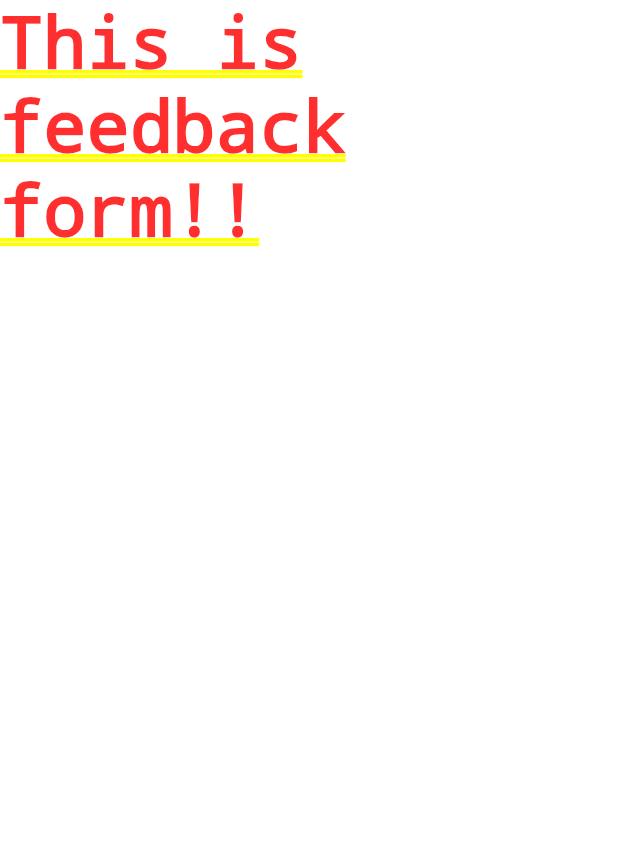
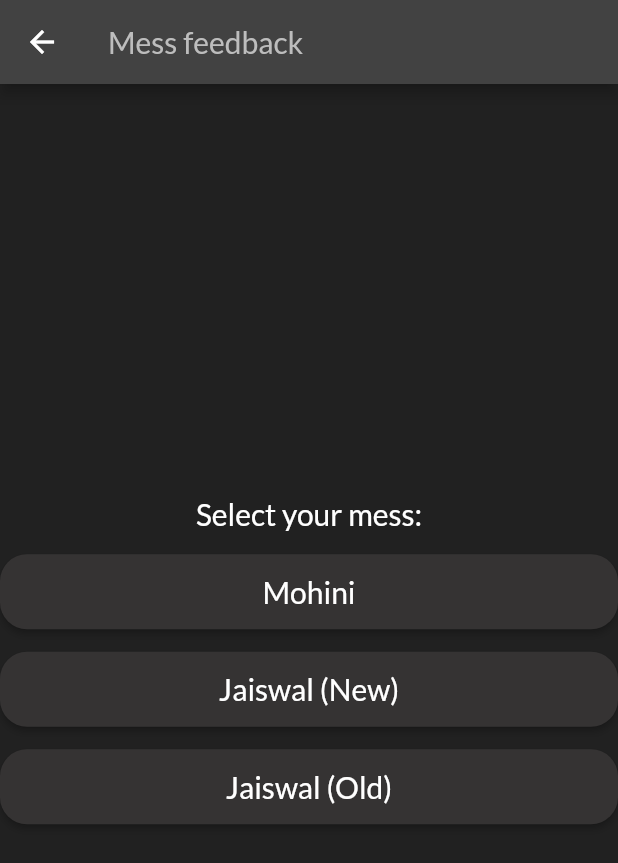
Before and after one commit to Kamalkvaishnav/Flutter-Hackathon-2022, a Flutter app: the screen it shows after launch, after a tap on "Feedback", on a phone screen of 412 x 824 dp. Shown: the top 863 px of the screen. Run offline on Flutter 3.47's test engine with Material 2 defaults, Android fonts, the light colour scheme and no system bars; our stand-ins replace google_fonts; network calls fail.

Commit message:
Added feedback form and selection of mess

```diff
--- a/mess_app/lib/feedbackform.dart
+++ b/mess_app/lib/feedbackform.dart
@@ -1,10 +1,122 @@
 import 'package:flutter/material.dart';
+import 'package:google_fonts/google_fonts.dart';
 
-class FeedbackForm extends StatelessWidget {
+class FeedbackForm extends StatefulWidget {
   const FeedbackForm({Key? key}) : super(key: key);
 
   @override
+  State<FeedbackForm> createState() => _FeedbackFormState();
+}
+
+class _FeedbackFormState extends State<FeedbackForm> {
+  @override
   Widget build(BuildContext context) {
-    return const Text("This is feedback form!!");
+    return Scaffold(
+      backgroundColor: Colors.grey[900],
+      appBar: AppBar(
+        title: Text(
+          'Mess feedback',
+          style: GoogleFonts.lato(
+            fontSize: 20.0,
+            fontWeight: FontWeight.w500,
+            color: Colors.grey[400],
+          ),
+        ),
+        backgroundColor: Colors.grey[800],
+      ),
+      body: Center(
+        child: Column(
+          mainAxisAlignment: MainAxisAlignment.center,
+          children: <Widget>[
+            Text(
+              'Select your mess:',
+              style: GoogleFonts.lato(
+                fontSize: 20,
+                fontWeight: FontWeight.w500,
+                color: Colors.white,
+              ),
+            ),
+            const SizedBox(
+              height: 15.0,
+            ),
+            SizedBox(
+              width: 500.0,
+              height: 50.0,
+              child: ElevatedButton(
+                onPressed: () {
+                  Navigator.pushNamed(context, '/mohini');
+                },
+                child: Text(
+                  'Mohini',
+                  style: GoogleFonts.lato(
+                    fontSize: 20,
+                    fontWeight: FontWeight.w500,
+                    color: Colors.white,
+                  ),
+                ),
+                style: ButtonStyle(
+                  backgroundColor: MaterialStateProperty.all<Color>(
+                      Color.fromARGB(255, 53, 51, 51)),
+                  shape: MaterialStateProperty.all(RoundedRectangleBorder(
+                      borderRadius: BorderRadius.circular(18.0))),
+                ),
+              ),
+            ),
+            const SizedBox(
+              height: 15.0,
+            ),
+            SizedBox(
+              width: 500.0,
+              height: 50.0,
+              child: ElevatedButton(
+                onPressed: () {
+                  Navigator.pushNamed(context, '/jaiswalNew');
+                },
+                child: Text(
+                  'Jaiswal (New)',
+                  style: GoogleFonts.lato(
+                    fontSize: 20,
+                    fontWeight: FontWeight.w500,
+                    color: Colors.white,
+                  ),
+                ),
+                style: ButtonStyle(
+                  backgroundColor: MaterialStateProperty.all<Color>(
+                      Color.fromARGB(255, 53, 51, 51)),
+                  shape: MaterialStateProperty.all(RoundedRectangleBorder(
+                      borderRadius: BorderRadius.circular(18.0))),
+                ),
+              ),
+            ),
+            const SizedBox(
+              height: 15.0,
+            ),
+            SizedBox(
+              width: 500.0,
+              height: 50.0,
+              child: ElevatedButton(
+                onPressed: () {
+                  Navigator.pushNamed(context, '/jaiswalOld');
+                },
+                child: Text(
+                  'Jaiswal (Old)',
+                  style: GoogleFonts.lato(
+                    fontSize: 20,
+                    fontWeight: FontWeight.w500,
+                    color: Colors.white,
+                  ),
+                ),
+                style: ButtonStyle(
+                  shape: MaterialStateProperty.all(RoundedRectangleBorder(
+                      borderRadius: BorderRadius.circular(18.0))),
+                  backgroundColor: MaterialStateProperty.all<Color>(
+                      Color.fromARGB(255, 53, 51, 51)),
+                ),
+              ),
+            ),
+          ],
+        ),
+      ),
+    );
   }
 }
--- a/mess_app/lib/main.dart
+++ b/mess_app/lib/main.dart
@@ -1,13 +1,14 @@
 import 'package:flutter/material.dart';
 import 'package:mess_app/dashboard.dart';
+import 'package:mess_app/formJaiswalNew.dart';
+import 'package:mess_app/formJaiswalOld.dart';
+import 'package:mess_app/formMohini.dart';
 import 'package:mess_app/messPortal.dart';
 import 'package:mess_app/traffic.dart';
 import 'package:mess_app/feedbackform.dart';
-
 import 'package:mess_app/dashboard.dart';
 
 void main() {
-
   runApp(MaterialApp(
     initialRoute: '/',
     routes: {
@@ -15,6 +16,9 @@ void main() {
       '/messportal': (context) => const MessPortal(),
       '/traffic': (context) => const Traffic(),
       '/feedback': (context) => const FeedbackForm(),
+      '/mohini': (context) => const FormMohini(),
+      '/jaiswalNew': (context) => const FormJaiswalNew(),
+      '/jaiswalOld': (context) => const FormJaiswalOld(),
     },
   ));
 }
```
Also changed, not shown: mess_app/lib/formJaiswalNew.dart (added, +35 -0 lines), mess_app/lib/formJaiswalOld.dart (added, +35 -0 lines), mess_app/lib/formMohini.dart (added, +35 -0 lines).
